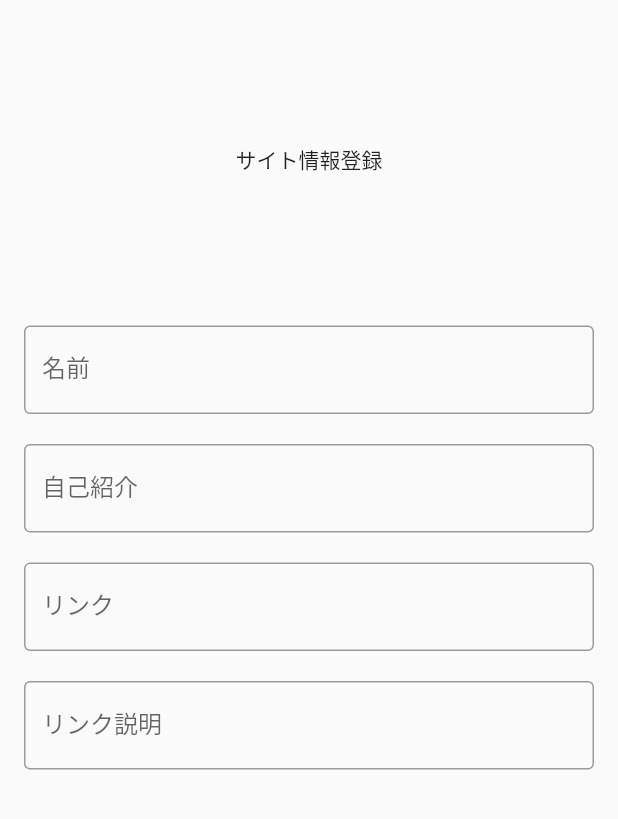
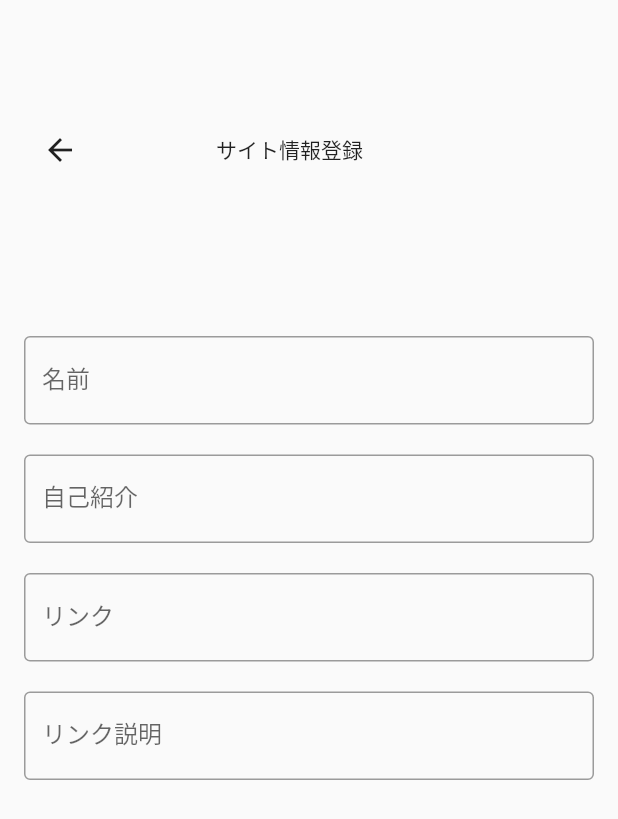
Before and after one commit to watnows/hackathon-2003-TeamE, a Flutter app: the screen it shows after launch, after a tap on "作る", on a phone screen of 412 x 824 dp. Shown: the top 819 px of the screen. Run offline on Flutter 3.47's test engine with Material 2 defaults, Android fonts, the phone set to English and light mode, and no system bars; our stand-ins replace gap.

Commit message:
戻るボタン実装

```diff
--- a/pigon/lib/home_page.dart
+++ b/pigon/lib/home_page.dart
@@ -4,6 +4,8 @@ import 'input_information.dart';
 import 'package:gap/gap.dart';
 
 class CopyButtonExample extends StatelessWidget {
+  const CopyButtonExample({super.key});
+
   void _copyToClipboard(BuildContext context) {
     Clipboard.setData(const ClipboardData(text: "URL1")); // "URL"テキストをクリップボードにコピー
     ScaffoldMessenger.of(context).showSnackBar(
@@ -16,7 +18,7 @@ class CopyButtonExample extends StatelessWidget {
   void _createButtonPressed(BuildContext context) {
     Navigator.push(
       context,
-      MaterialPageRoute(builder: (context) => InputFormScreen()),
+      MaterialPageRoute(builder: (context) => const InputFormScreen()),
     );
   }
 
--- a/pigon/lib/input_information.dart
+++ b/pigon/lib/input_information.dart
@@ -1,39 +1,51 @@
 import 'package:flutter/material.dart';
-
+import 'package:gap/gap.dart';
 
 class InputFormScreen extends StatelessWidget {
+  const InputFormScreen({super.key});
+
   @override
   Widget build(BuildContext context) {
-    return const Scaffold(
-      body:Padding(
-        padding: EdgeInsets.all(16.0),
+    return Scaffold(
+      body: Padding(
+        padding: const EdgeInsets.all(16.0),
         child: Column(
           children: [
-            SizedBox(height: 80),
-            Text('サイト情報登録'),
-            SizedBox(height: 100),
-            TextField(
+            const Gap(60),
+            Row(
+              mainAxisAlignment: MainAxisAlignment.start,
+              children: [
+                IconButton(
+                  icon: const Icon(Icons.arrow_back),
+                  onPressed: () => Navigator.pop(context),
+                ),
+                const SizedBox(width: 80),
+                const Text('サイト情報登録'),
+              ],
+            ),
+            const SizedBox(height: 100),
+            const TextField(
               decoration: InputDecoration(
                 labelText: '名前',
                 border: OutlineInputBorder(),
               ),
             ),
-            SizedBox(height: 20),
-            TextField(
+            const SizedBox(height: 20),
+            const TextField(
               decoration: InputDecoration(
                 labelText: '自己紹介',
                 border: OutlineInputBorder(),
               ),
             ),
-            SizedBox(height: 20),
-            TextField(
+            const SizedBox(height: 20),
+            const TextField(
               decoration: InputDecoration(
                 labelText: 'リンク',
                 border: OutlineInputBorder(),
               ),
             ),
-            SizedBox(height: 20),
-            TextField(
+            const SizedBox(height: 20),
+            const TextField(
               decoration: InputDecoration(
                 labelText: 'リンク説明',
                 border: OutlineInputBorder(),
--- a/pigon/lib/main.dart
+++ b/pigon/lib/main.dart
@@ -10,7 +10,7 @@ class MyApp extends StatelessWidget {
 
   @override
   Widget build(BuildContext context) {
-    return MaterialApp(
+    return const MaterialApp(
       home: CopyButtonExample(),
     );
   }
```
Also changed, not shown: 1 other file.
